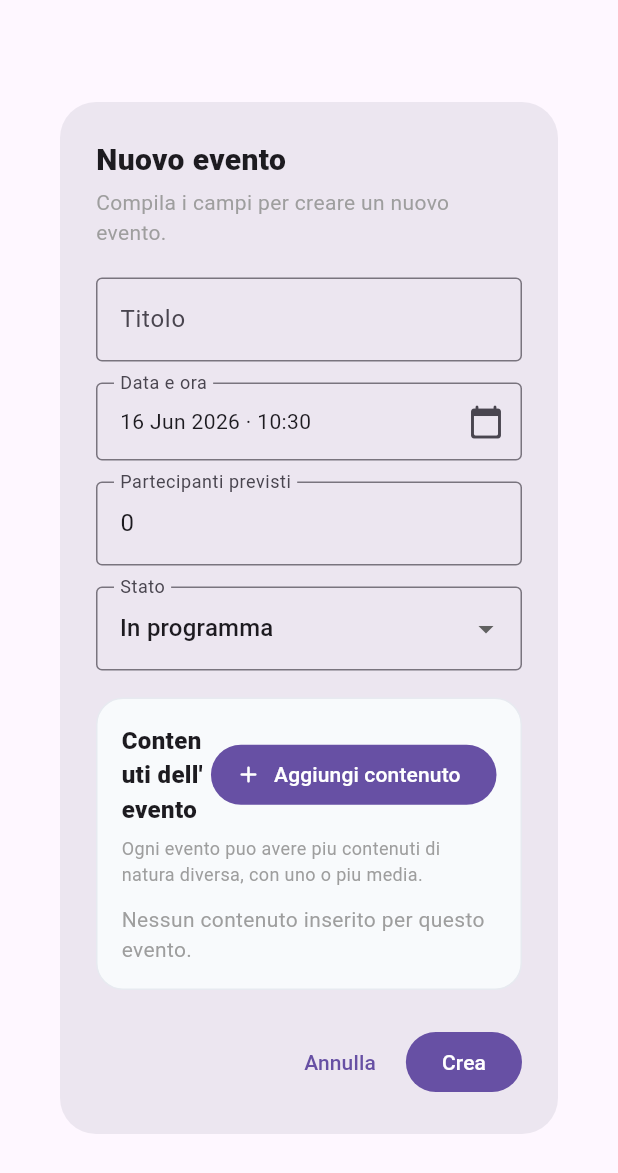
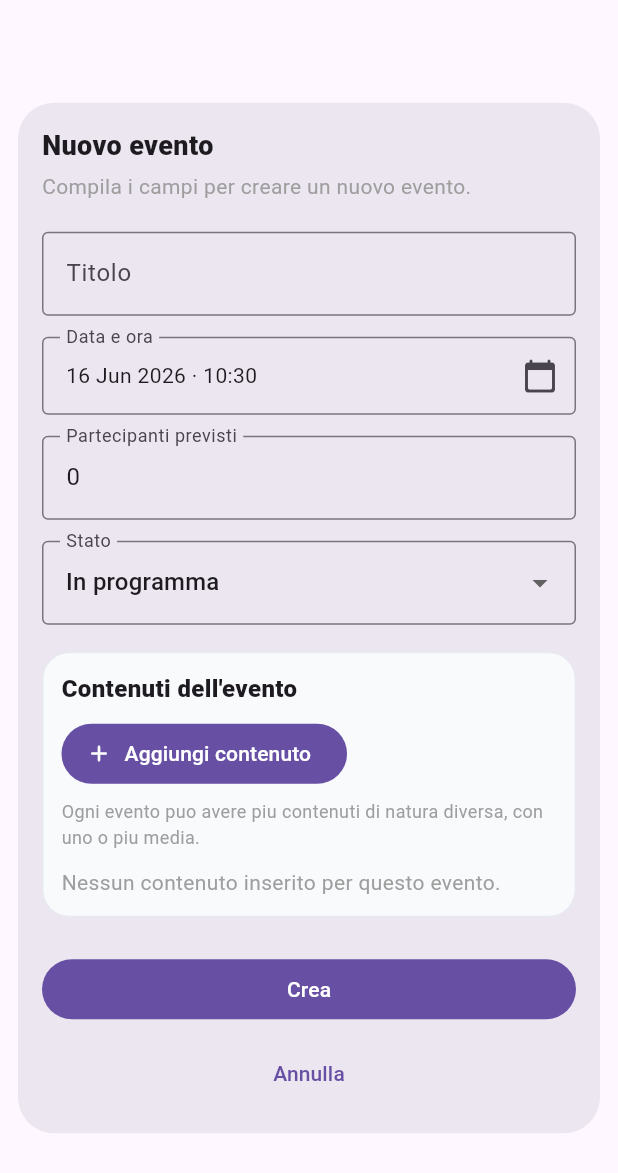
Before and after one commit to VinSalvReply/MediaHub, a Flutter app: the EventFormDialog widget shown alone on an empty page, opened directly, on a phone screen of 412 x 824 dp. Shown: the top 1173 px of the screen. Run offline on Flutter 3.47's test engine with Material 3 defaults, Android fonts, the light colour scheme and no system bars; our stand-ins replace file_picker, go_router; network calls fail.

Commit message:
fix: responsiveness layout form

```diff
--- a/lib/features/events/widgets/event_form_dialog.dart
+++ b/lib/features/events/widgets/event_form_dialog.dart
@@ -172,13 +172,22 @@ class _EventFormDialogState extends State<EventFormDialog> {
   Widget build(BuildContext context) {
     final isEdit = widget.initial != null;
     final formatter = DateFormat('dd MMM yyyy · HH:mm');
+    final screenWidth = MediaQuery.sizeOf(context).width;
+    final isCompact = screenWidth < 640;
 
     return Dialog(
+      insetPadding: EdgeInsets.symmetric(
+        horizontal: isCompact ? 12 : 24,
+        vertical: isCompact ? 12 : 24,
+      ),
       shape: RoundedRectangleBorder(borderRadius: BorderRadius.circular(24)),
       child: ConstrainedBox(
-        constraints: const BoxConstraints(maxWidth: 760, maxHeight: 900),
+        constraints: BoxConstraints(
+          maxWidth: 760,
+          maxHeight: isCompact ? MediaQuery.sizeOf(context).height - 24 : 900,
+        ),
         child: Padding(
-          padding: const EdgeInsets.all(24),
+          padding: EdgeInsets.all(isCompact ? 16 : 24),
           child: Form(
             key: _formKey,
             child: SingleChildScrollView(
@@ -188,8 +197,8 @@ class _EventFormDialogState extends State<EventFormDialog> {
                 children: [
                   Text(
                     isEdit ? 'Modifica evento' : 'Nuovo evento',
-                    style: const TextStyle(
-                      fontSize: 20,
+                    style: TextStyle(
+                      fontSize: isCompact ? 18 : 20,
                       fontWeight: FontWeight.w800,
                     ),
                   ),
@@ -288,7 +297,22 @@ class _EventFormDialogState extends State<EventFormDialog> {
                     ),
                   ],
                   const SizedBox(height: 24),
-                  Row(
+                  isCompact
+                      ? Column(
+                          crossAxisAlignment: CrossAxisAlignment.stretch,
+                          children: [
+                            FilledButton(
+                              onPressed: _submit,
+                              child: Text(isEdit ? 'Salva' : 'Crea'),
+                            ),
+                            const SizedBox(height: 8),
+                            TextButton(
+                              onPressed: () => Navigator.of(context).pop(),
+                              child: const Text('Annulla'),
+                            ),
+                          ],
+                        )
+                      : Row(
                           mainAxisAlignment: MainAxisAlignment.end,
                           children: [
                             TextButton(
@@ -327,8 +351,10 @@ class _EventContentsSection extends StatelessWidget {
 
   @override
   Widget build(BuildContext context) {
+    final compact = MediaQuery.sizeOf(context).width < 640;
+
     return Container(
-      padding: const EdgeInsets.all(16),
+      padding: EdgeInsets.all(compact ? 12 : 16),
       decoration: BoxDecoration(
         color: const Color(0xFFF8FAFC),
         borderRadius: BorderRadius.circular(18),
@@ -337,6 +363,27 @@ class _EventContentsSection extends StatelessWidget {
       child: Column(
         crossAxisAlignment: CrossAxisAlignment.start,
         children: [
+          if (compact)
+            Wrap(
+              spacing: 8,
+              runSpacing: 8,
+              crossAxisAlignment: WrapCrossAlignment.center,
+              children: [
+                const SizedBox(
+                  width: double.infinity,
+                  child: Text(
+                    'Contenuti dell\'evento',
+                    style: TextStyle(fontSize: 16, fontWeight: FontWeight.w800),
+                  ),
+                ),
+                FilledButton.icon(
+                  onPressed: onAdd,
+                  icon: const Icon(Icons.add_rounded),
+                  label: const Text('Aggiungi contenuto'),
+                ),
+              ],
+            )
+          else
             Row(
               children: [
                 const Expanded(
@@ -404,9 +451,11 @@ class _EventContentRow extends StatelessWidget {
         borderRadius: BorderRadius.circular(14),
         border: Border.all(color: const Color(0xFFE7EAF0)),
       ),
-      child: Row(
-        children: [
-          Container(
+      child: LayoutBuilder(
+        builder: (context, constraints) {
+          final compact = constraints.maxWidth < 460;
+
+          final leading = Container(
             width: 42,
             height: 42,
             decoration: BoxDecoration(
@@ -421,24 +470,30 @@ class _EventContentRow extends StatelessWidget {
                   : Icons.article_rounded,
               color: const Color(0xFF4F46E5),
             ),
-          ),
-          const SizedBox(width: 12),
-          Expanded(
-            child: Column(
+          );
+
+          final details = Column(
             crossAxisAlignment: CrossAxisAlignment.start,
             children: [
               Text(
                 content.title,
+                maxLines: compact ? 2 : 2,
+                overflow: TextOverflow.ellipsis,
                 style: const TextStyle(fontWeight: FontWeight.w700),
               ),
               const SizedBox(height: 4),
               Text(
                 '${_eventContentTypeLabel(content.type)} · ${mediaCount == 1 ? '1 media' : '$mediaCount media'}',
+                maxLines: 1,
+                overflow: TextOverflow.ellipsis,
                 style: const TextStyle(fontSize: 12, color: Colors.grey),
               ),
             ],
-            ),
-          ),
+          );
+
+          final actions = Row(
+            mainAxisSize: MainAxisSize.min,
+            children: [
               IconButton(
                 tooltip: 'Modifica contenuto',
                 onPressed: onEdit,
@@ -451,6 +506,40 @@ class _EventContentRow extends StatelessWidget {
                 color: const Color(0xFFEF4444),
               ),
             ],
+          );
+
+          if (!compact) {
+            return Row(
+              children: [
+                leading,
+                const SizedBox(width: 12),
+                Expanded(
+                  child: Padding(
+                    padding: const EdgeInsets.only(right: 8),
+                    child: details,
+                  ),
+                ),
+                actions,
+              ],
+            );
+          }
+
+          return Column(
+            crossAxisAlignment: CrossAxisAlignment.start,
+            children: [
+              Row(
+                crossAxisAlignment: CrossAxisAlignment.start,
+                children: [
+                  leading,
+                  const SizedBox(width: 12),
+                  Expanded(child: details),
+                ],
+              ),
+              const SizedBox(height: 8),
+              Align(alignment: Alignment.centerRight, child: actions),
+            ],
+          );
+        },
       ),
     );
   }
```
Lines whose indentation alone changed are shown as unchanged.
